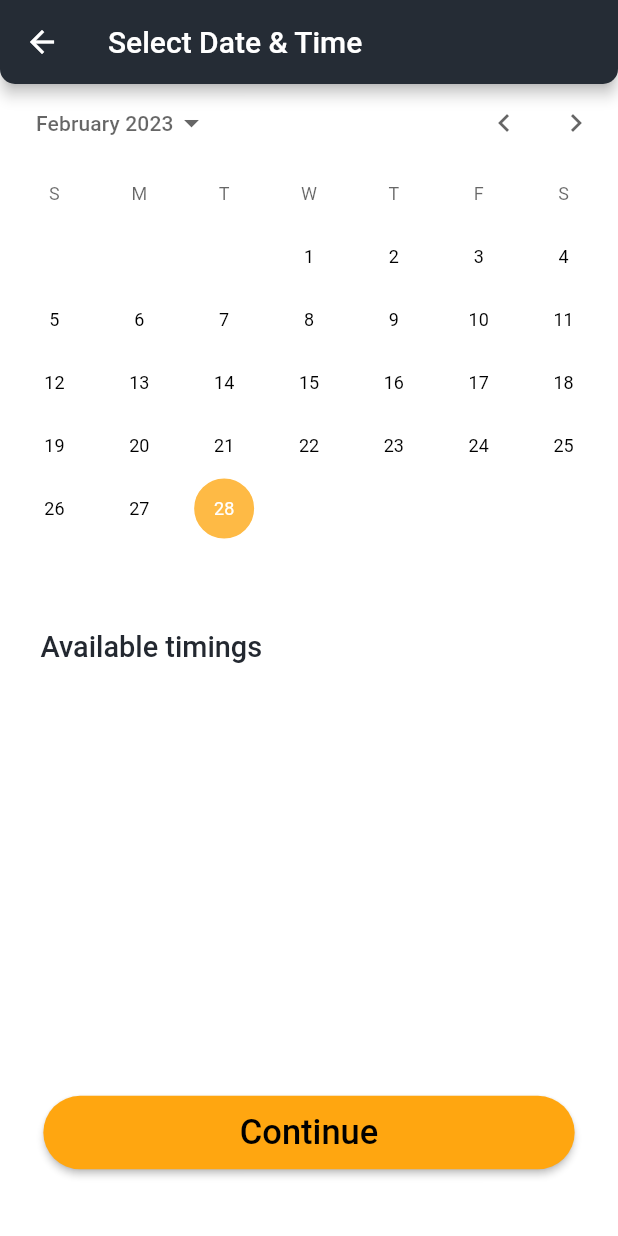
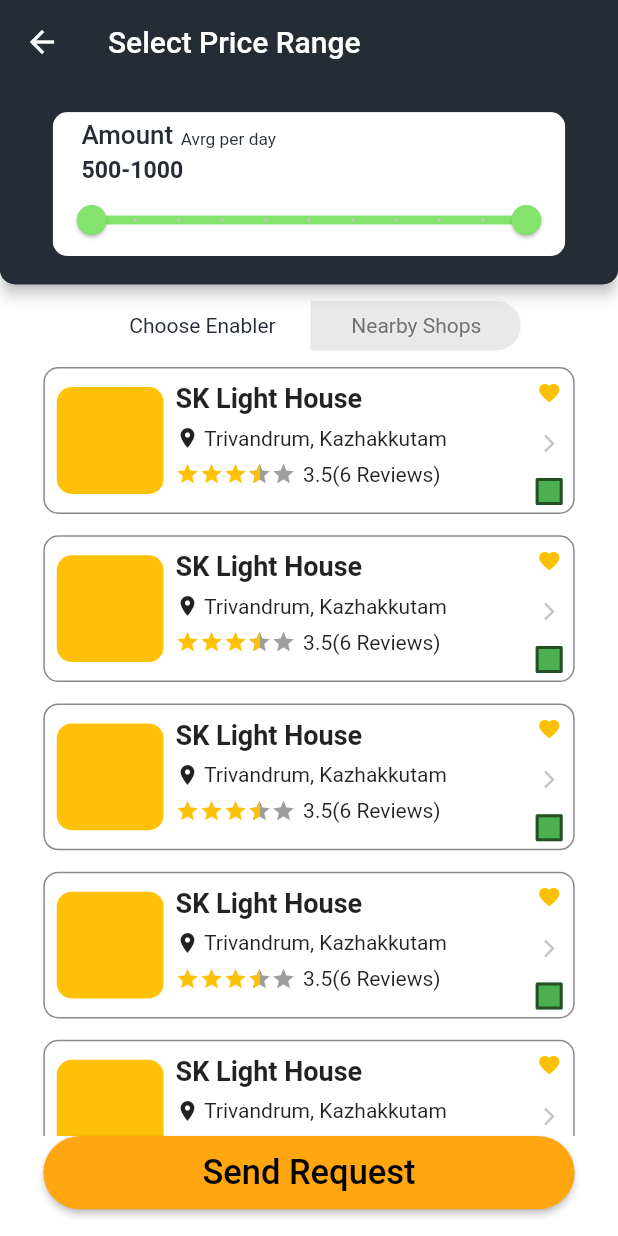
Before and after one commit to TL-TECHNOLOGIES-PRIVATE-LIMITED/tl-everyhome-mobile, a Flutter app: the CusDateAndTimeScreen screen opened by its route, after a tap on "Continue", on a phone screen of 412 x 824 dp. Run offline on Flutter 3.47's test engine with Material 2 defaults, Android fonts, the phone set to English and light mode, and no system bars; drawn by our look-alikes of calendar_date_picker2, flutter_rating_bar, material_segmented_control; our stand-ins replace flutter_screenutil, flutter_svg, iconly, material_design_icons_flutter, pinput.

Commit message:
customer module price pick screen ui done

```diff
--- a/lib/presentation/main_app.dart
+++ b/lib/presentation/main_app.dart
@@ -6,8 +6,10 @@ import 'package:every_home/presentation/login/sign_in_screen/sign_in_screen.dart
 import 'package:every_home/presentation/login/sign_up_screen/sign_up_screen.dart';
 import 'package:every_home/presentation/modules/customer/cus_book_worker/cus_book_worker.dart';
 import 'package:every_home/presentation/modules/customer/cus_main_screen/cus_main_screen.dart';
+import 'package:every_home/presentation/modules/customer/cus_pick_price_range/cus_pick_price_range.dart';
 import 'package:every_home/presentation/modules/customer/cus_profile_screen/cus_profile_screen.dart';
 import 'package:every_home/presentation/modules/customer/cus_date_and_time_screen/cus_date_and_time_screen.dart';
+import 'package:every_home/presentation/modules/customer/cus_view_job_card/cus_view_job_card.dart';
 import 'package:every_home/presentation/modules/customer/home_screen/home_screen.dart';
 import 'package:every_home/presentation/notification_screen/notification_screen.dart';
 import 'package:every_home/presentation/splash/onboarding.dart';
@@ -52,6 +54,8 @@ class MainApp extends StatelessWidget {
                 '/cus_profile_screen': (context) => const CusProfileScreen(),
                 '/cus_book_worker': (context) => const CusBookWorker(),
                 '/date_and_time_screen': (context) => CusDateAndTimeScreen(),
+                '/cus_pick_price_range': (context) => CusPickPriceRange(),
+                '/cus_view_job_card': (context) => const CusViewJobCard(),
               },
             ),
           );
--- a/lib/presentation/modules/customer/cus_date_and_time_screen/cus_date_and_time_screen.dart
+++ b/lib/presentation/modules/customer/cus_date_and_time_screen/cus_date_and_time_screen.dart
@@ -57,7 +57,7 @@ class CusDateAndTimeScreen extends StatelessWidget {
           onPress: () {
             //TODO book worker authentication
             // log(cusAddressContoller.text.toString());
-            Navigator.of(context).pushNamed('/date_and_time_screen');
+            Navigator.of(context).pushNamed('/cus_pick_price_range');
           },
         ),
       ),
--- /dev/null
+++ b/lib/presentation/modules/customer/cus_pick_price_range/cus_pick_price_range.dart
@@ -0,0 +1,174 @@
+import 'dart:developer';
+
+import 'package:every_home/presentation/modules/customer/cus_pick_price_range/enabler_list.dart';
+import 'package:every_home/presentation/modules/customer/cus_pick_price_range/near_by_shops_list.dart';
+import 'package:every_home/presentation/widgets/custom_button.dart';
+import 'package:flutter/material.dart';
+import 'package:flutter_screenutil/flutter_screenutil.dart';
+import 'package:material_segmented_control/material_segmented_control.dart';
+
+class CusPickPriceRange extends StatelessWidget {
+  CusPickPriceRange({super.key});
+  final ValueNotifier<RangeValues> rangeValueNotifier =
+      ValueNotifier(const RangeValues(500, 1000));
+
+  final ValueNotifier<int> _indexNotifier = ValueNotifier(0);
+  final List<Widget> _pages = [
+    const EnablerList(),
+    const NearByShopsList(),
+  ];
+
+  @override
+  Widget build(BuildContext context) {
+    return Scaffold(
+      appBar: AppBar(
+        title: const Text('Select Price Range'),
+        elevation: 0,
+        bottom: AppBar(
+          automaticallyImplyLeading: false,
+          centerTitle: true,
+          toolbarHeight: 150.h,
+          title: ClipRRect(
+            borderRadius: BorderRadius.circular(10),
+            child: ValueListenableBuilder(
+                valueListenable: rangeValueNotifier,
+                builder: (context, value, _) {
+                  return Container(
+                    width: 355.w,
+                    color: Colors.white,
+                    child: Column(
+                      crossAxisAlignment: CrossAxisAlignment.start,
+                      children: [
+                        Padding(
+                          padding: EdgeInsets.symmetric(
+                              horizontal: 20.w, vertical: 5),
+                          child: Wrap(
+                            crossAxisAlignment: WrapCrossAlignment.end,
+                            spacing: 5,
+                            children: [
+                              Text(
+                                'Amount',
+                                style: TextStyle(
+                                  color: const Color(0xff252C35),
+                                  fontSize: 18.sp,
+                                  fontWeight: FontWeight.w500,
+                                ),
+                              ),
+                              Text(
+                                'Avrg per day',
+                                style: TextStyle(
+                                  color: const Color(0xff252C35),
+                                  fontSize: 12.sp,
+                                  fontWeight: FontWeight.w400,
+                                ),
+                              ),
+                            ],
+                          ),
+                        ),
+                        Padding(
+                          padding: EdgeInsets.symmetric(horizontal: 20.w),
+                          child: Row(
+                            children: [
+                              Text(
+                                value.start.round().toString(),
+                                style: TextStyle(
+                                  color: const Color(0xff252C35),
+                                  fontSize: 16.sp,
+                                  fontWeight: FontWeight.w600,
+                                ),
+                              ),
+                              Text(
+                                '-',
+                                style: TextStyle(
+                                  color: const Color(0xff252C35),
+                                  fontSize: 16.sp,
+                                  fontWeight: FontWeight.w600,
+                                ),
+                              ),
+                              Text(
+                                value.end.round().toString(),
+                                style: TextStyle(
+                                  color: const Color(0xff252C35),
+                                  fontSize: 16.sp,
+                                  fontWeight: FontWeight.w600,
+                                ),
+                              ),
+                            ],
+                          ),
+                        ),
+                        RangeSlider(
+                          values: rangeValueNotifier.value,
+                          divisions: 10,
+                          inactiveColor: const Color(0xffC4C4C4),
+                          activeColor: const Color(0xff84E36C),
+                          max: 1000,
+                          min: 500,
+                          labels: RangeLabels(value.start.round().toString(),
+                              value.end.round().toString()),
+                          onChanged: (value) {
+                            rangeValueNotifier.value = value;
+                            log(value.toString());
+                          },
+                        ),
+                      ],
+                    ),
+                  );
+                }),
+          ),
+        ),
+      ),
+      body: ValueListenableBuilder(
+        valueListenable: _indexNotifier,
+        builder: (context, newIndex, _) {
+          return SingleChildScrollView(
+            physics: const BouncingScrollPhysics(),
+            child: Column(
+              children: [
+                Center(
+                  child: MaterialSegmentedControl(
+                    verticalOffset: 10.w,
+                    horizontalPadding: const EdgeInsets.all(10),
+                    borderWidth: 1,
+                    selectedColor: Colors.white,
+                    onSegmentTapped: (value) {
+                      _indexNotifier.value = value;
+                    },
+                    unselectedColor: const Color(0xffE9E9E9),
+                    unselectedTextStyle:
+                        const TextStyle(color: Color(0xff727272)),
+                    selectedTextStyle:
+                        const TextStyle(color: Color(0xff252C35)),
+                    selectionIndex: newIndex,
+                    children: {
+                      0: Padding(
+                          padding: EdgeInsets.symmetric(horizontal: 25.h),
+                          child: const Text('Choose Enabler')),
+                      1: const Padding(
+                          padding: EdgeInsets.symmetric(horizontal: 10),
+                          child: Text('Nearby Shops')),
+                    },
+                  ),
+                ),
+                _pages[newIndex],
+              ],
+            ),
+          );
+        },
+      ),
+      bottomNavigationBar: Padding(
+        padding: EdgeInsets.only(left: 30.w, right: 30.w, bottom: 20.h),
+        child: CustomYellowButton(
+          label: 'Send Request',
+          bgColor: const Color(0xffFFA610),
+          labelColor: const Color(0xff000000),
+          onPress: () {
+            //TODO book worker authentication
+            // log(cusAddressContoller.text.toString());
+            Navigator.of(context)
+                .pushNamedAndRemoveUntil('/cus_main_screen', (route) => false);
+          },
+        ),
+      ),
+    );
+  }
+}
--- /dev/null
+++ b/lib/presentation/modules/customer/cus_pick_price_range/enabler_list.dart
@@ -0,0 +1,24 @@
+import 'package:every_home/presentation/modules/customer/cus_pick_price_range/widgets/custom_job_card.dart';
+import 'package:flutter/material.dart';
+
+class EnablerList extends StatelessWidget {
+  const EnablerList({super.key});
+
+  @override
+  Widget build(BuildContext context) {
+    return ListView.builder(
+      shrinkWrap: true,
+      physics: const BouncingScrollPhysics(),
+      itemCount: 5,
+      itemBuilder: (context, index) {
+        return const CustomJobCard(
+          image: '',
+          jobTitle: 'SK Light House',
+          jobLocation: 'Trivandrum, Kazhakkutam',
+          rating: 3.5,
+          reviewCount: '6',
+        );
+      },
+    );
+  }
+}
--- /dev/null
+++ b/lib/presentation/modules/customer/cus_pick_price_range/near_by_shops_list.dart
@@ -0,0 +1,24 @@
+import 'package:every_home/presentation/modules/customer/cus_pick_price_range/widgets/custom_job_card.dart';
+import 'package:flutter/material.dart';
+
+class NearByShopsList extends StatelessWidget {
+  const NearByShopsList({super.key});
+
+  @override
+  Widget build(BuildContext context) {
+    return ListView.builder(
+      shrinkWrap: true,
+      physics: const BouncingScrollPhysics(),
+      itemCount: 5,
+      itemBuilder: (context, index) {
+        return const CustomJobCard(
+          image: '',
+          jobTitle: 'Sijo Simon',
+          jobLocation: 'Trivandrum, Palayam',
+          rating: 3.5,
+          reviewCount: '6',
+        );
+      },
+    );
+  }
+}
--- /dev/null
+++ b/lib/presentation/modules/customer/cus_pick_price_range/widgets/custom_job_card.dart
@@ -0,0 +1,145 @@
+import 'package:flutter/material.dart';
+import 'package:flutter_rating_bar/flutter_rating_bar.dart';
+import 'package:flutter_screenutil/flutter_screenutil.dart';
+
+class CustomJobCard extends StatelessWidget {
+  const CustomJobCard({
+    super.key,
+    required this.image,
+    required this.jobTitle,
+    required this.jobLocation,
+    required this.rating,
+    required this.reviewCount,
+  });
+
+  final String image;
+  final String jobTitle;
+  final String jobLocation;
+  final double rating;
+  final String reviewCount;
+
+  @override
+  Widget build(BuildContext context) {
+    return Padding(
+      padding: EdgeInsets.only(left: 30.w, right: 30.w, bottom: 16.h),
+      child: Container(
+        width: 355.w,
+        height: 110.h,
+        decoration: BoxDecoration(
+          border: Border.all(color: const Color(0xff898989)),
+          borderRadius: BorderRadius.circular(10),
+        ),
+        child: Row(
+          mainAxisAlignment: MainAxisAlignment.spaceBetween,
+          children: [
+            Padding(
+              padding: const EdgeInsets.only(left: 8.0),
+              child: Container(
+                height: 80.h,
+                width: 80.h,
+                decoration: BoxDecoration(
+                  color: Colors.amber,
+                  borderRadius: BorderRadius.circular(10),
+                ),
+              ),
+            ),
+            Expanded(
+              child: Padding(
+                padding: const EdgeInsets.only(left: 8.0),
+                child: Wrap(
+                  direction: Axis.vertical,
+                  children: [
+                    Padding(
+                      padding: const EdgeInsets.only(bottom: 8.0),
+                      child: Text(
+                        jobTitle,
+                        maxLines: 1,
+                        overflow: TextOverflow.clip,
+                        style: const TextStyle(
+                          fontSize: 18,
+                          fontWeight: FontWeight.w600,
+                        ),
+                      ),
+                    ),
+                    Padding(
+                      padding: const EdgeInsets.only(bottom: 8.0),
+                      child: Wrap(
+                        spacing: 3,
+                        children: [
+                          const Icon(
+                            Icons.location_on,
+                            size: 16,
+                          ),
+                          Text(
+                            jobLocation,
+                            maxLines: 1,
+                            overflow: TextOverflow.clip,
+                          ),
+                        ],
+                      ),
+                    ),
+                    Padding(
+                      padding: const EdgeInsets.only(bottom: 8.0),
+                      child: Wrap(
+                        spacing: 5,
+                        children: [
+                          RatingBar.builder(
+                            ignoreGestures: true,
+                            initialRating: rating,
+                            allowHalfRating: true,
+                            itemSize: 16,
+                            itemBuilder: (context, index) {
+                              return const Icon(
+                                Icons.star,
+                                color: Colors.amber,
+                              );
+                            },
+                            onRatingUpdate: (value) {},
+                          ),
+                          Text(
+                            '$rating($reviewCount Reviews)',
+                            maxLines: 1,
+                            overflow: TextOverflow.clip,
+                          ),
+                        ],
+                      ),
+                    ),
+                  ],
+                ),
+              ),
+            ),
+            Padding(
+              padding: const EdgeInsets.all(8.0),
+              child: Column(
+                // direction: Axis.vertical,
+                // runAlignment: WrapAlignment.spaceBetween,
+                mainAxisAlignment: MainAxisAlignment.spaceBetween,
+                children: [
+                  Icon(
+                    Icons.favorite,
+                    color: Colors.amber,
+                    size: 18.h,
+                  ),
+                  const Icon(
+                    Icons.arrow_forward_ios,
+                    size: 14,
+                    color: Color(0xffC7C7C7),
+                  ),
+                  SizedBox(
+                    height: 12,
+                    width: 12,
+                    child: Checkbox(
+                      tristate: true,
+                      value: false,
+                      onChanged: (value) {},
+                    ),
+                  )
+                ],
+              ),
+            )
+          ],
+        ),
+      ),
+    );
+  }
+}
--- /dev/null
+++ b/lib/presentation/modules/customer/cus_view_job_card/cus_view_job_card.dart
@@ -0,0 +1,11 @@
+import 'package:flutter/src/widgets/framework.dart';
+import 'package:flutter/src/widgets/placeholder.dart';
+
+class CusViewJobCard extends StatelessWidget {
+  const CusViewJobCard({super.key});
+
+  @override
+  Widget build(BuildContext context) {
+    return const Placeholder();
+  }
+}
--- a/pubspec.yaml
+++ b/pubspec.yaml
@@ -34,10 +34,12 @@ dependencies:
     sdk: flutter
   flutter_launcher_icons: ^0.12.0
   flutter_native_splash: ^2.2.18
+  flutter_rating_bar: ^4.0.1
   flutter_screenutil: ^5.6.1
   flutter_svg: ^2.0.2
   iconly: ^1.0.1
   material_design_icons_flutter: ^6.0.7096
+  material_segmented_control: ^4.2.0
   pin_code_fields: ^7.4.0
   pinput: ^2.2.31
   provider: ^6.0.5
```
Also changed, not shown: pubspec.lock.
